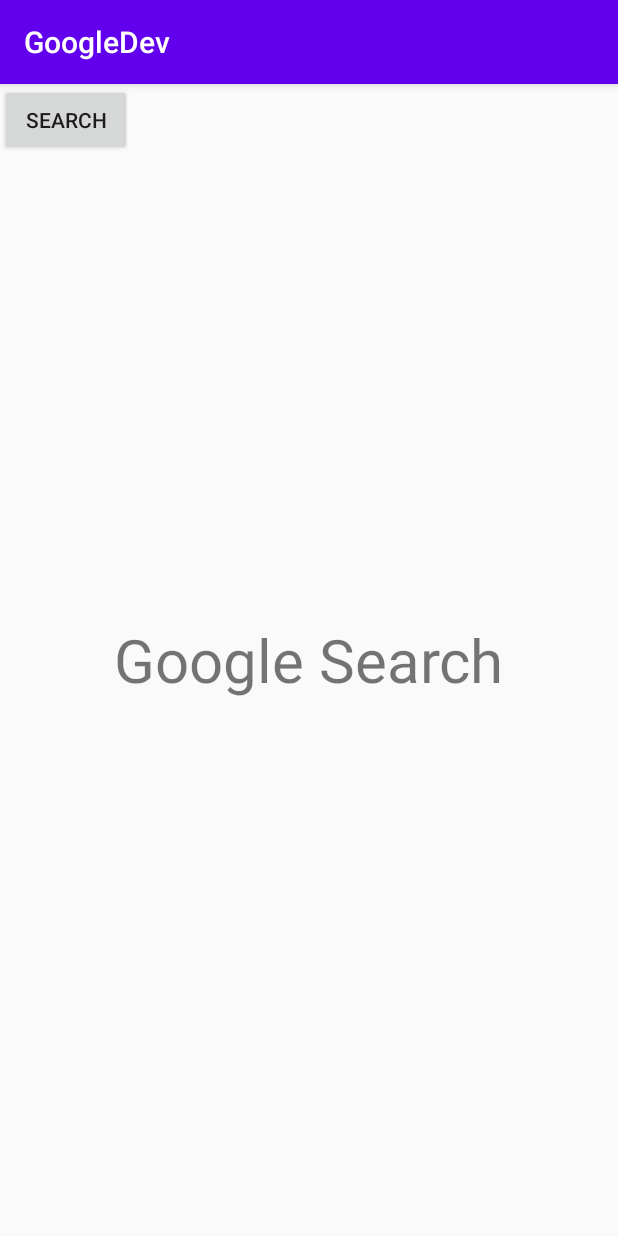
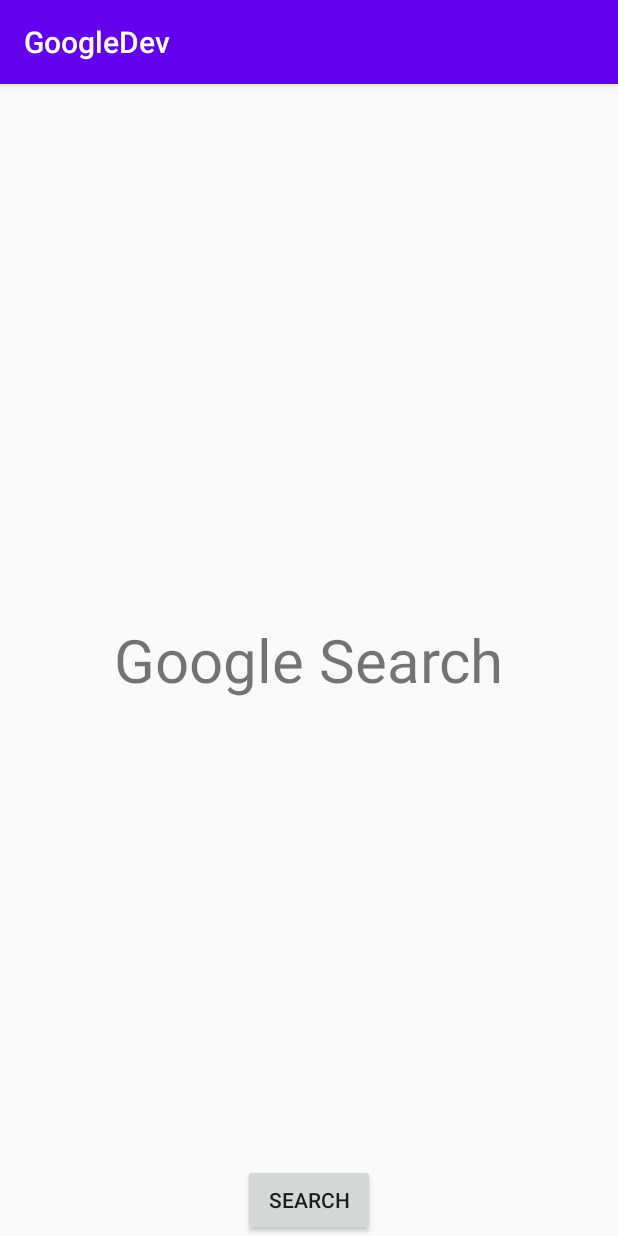
Before and after one commit to anantcodes/GoogleDev, an Android app: the screen it shows after launch (MainActivity), on a phone screen of 412 x 824 dp. Run offline under Robolectric (Android 15) with nearby library versions, the phone set to English and light mode, and no system bars.

Commit message:
initial commit message

```diff
--- a/app/src/main/res/layout/activity_main.xml
+++ b/app/src/main/res/layout/activity_main.xml
@@ -18,6 +18,8 @@
          android:layout_width="wrap_content"
          android:layout_height="wrap_content"
          android:text="Search"
+         android:layout_alignParentBottom="true"
+         android:layout_centerInParent="true"
          />
 
 
@@ -25,4 +27,7 @@
 
 
 
+
+
+
 </RelativeLayout>
```
